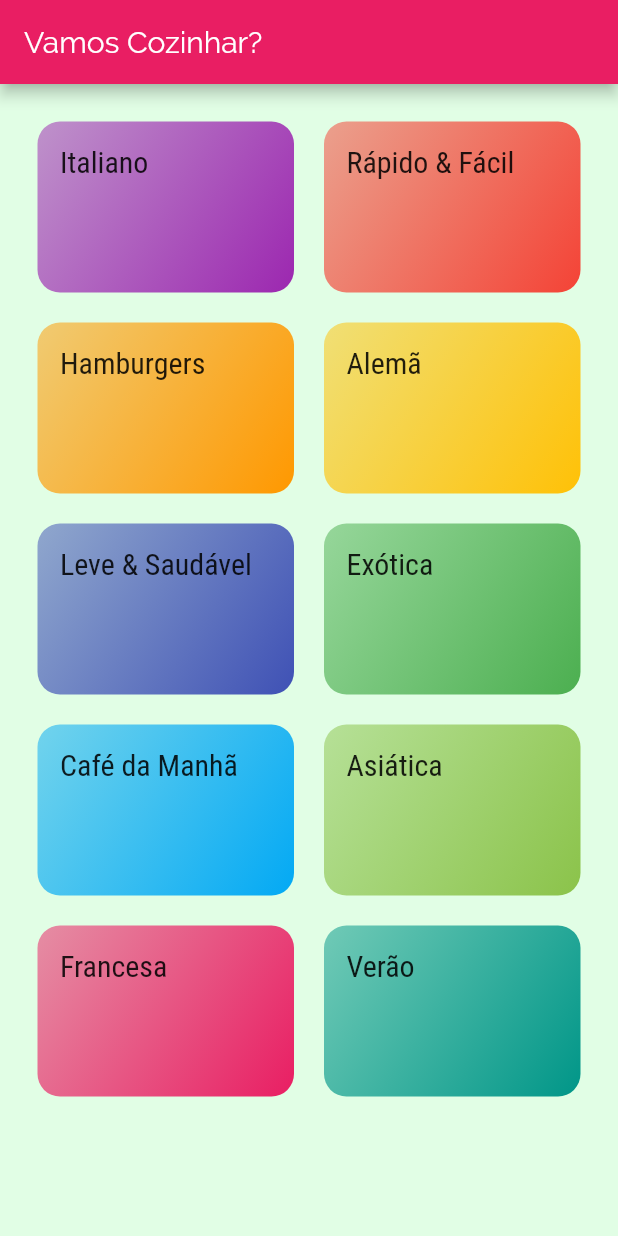
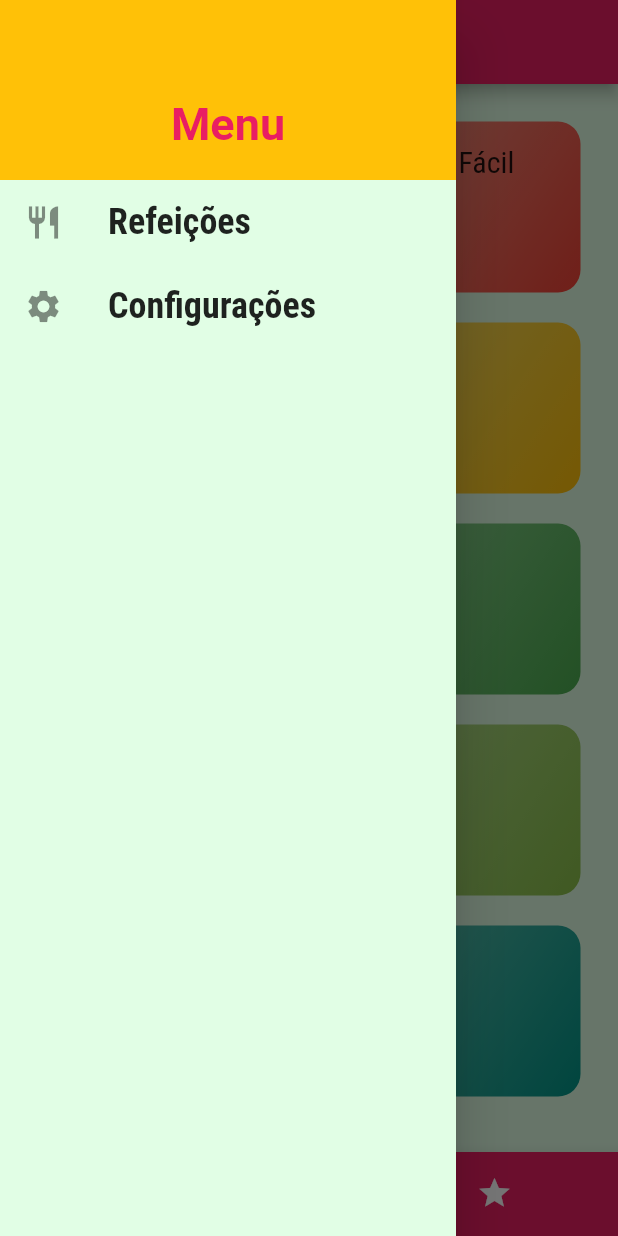
Before and after one commit to caioss8/receitasAPP, a Flutter app: the screen it shows after launch, with the side drawer open (before the commit the screen has no drawer), on a phone screen of 412 x 824 dp. Run offline on Flutter 3.47's test engine with Material 2 defaults, Android fonts, the phone set to English and light mode, and no system bars.

Commit message:
finish project

```diff
--- /dev/null
+++ b/lib/components/main_drawer.dart
@@ -0,0 +1,60 @@
+import 'package:flutter/material.dart';
+import 'package:receitasapp/utils/app_routes.dart';
+
+class MainDrawer extends StatelessWidget {
+  const MainDrawer({Key? key}) : super(key: key);
+
+  Widget _createItem(IconData icon, String label, Function() onTap) {
+    return ListTile(
+      leading: Icon(
+        icon,
+        size: 26,
+      ),
+      title: Text(
+        label,
+        style: TextStyle(
+          fontFamily: 'RobotoCondensed',
+          fontSize: 24,
+          fontWeight: FontWeight.bold,
+        ),
+      ),
+      onTap: onTap,
+    );
+  }
+
+  @override
+  Widget build(BuildContext context) {
+    return Drawer(
+      child: Column(
+        children: [
+          Container(
+            height: 120,
+            width: double.infinity,
+            padding: const EdgeInsets.all(20),
+            color: Theme.of(context).accentColor,
+            alignment: Alignment.bottomCenter,
+            child: Text(
+              'Menu',
+              style: TextStyle(
+                fontWeight: FontWeight.bold,
+                fontSize: 30,
+                color: Theme.of(context).primaryColor,
+              ),
+            ),
+          ),
+          _createItem(
+            Icons.restaurant,
+            'Refeições',
+            () => Navigator.of(context).pushReplacementNamed(AppRoutes.HOME),
+          ),
+          _createItem(
+            Icons.settings,
+            'Configurações',
+            () =>
+                Navigator.of(context).pushReplacementNamed(AppRoutes.SETTINGS),
+          ),
+        ],
+      ),
+    );
+  }
+}
--- a/lib/main.dart
+++ b/lib/main.dart
@@ -1,11 +1,55 @@
 import 'package:flutter/material.dart';
-import 'screens/categories_screen.dart';
+import 'package:receitasapp/data/dummy_data.dart';
+import 'package:receitasapp/models/settings.dart';
+import 'package:receitasapp/screens/meal_detail_screen.dart';
+import 'package:receitasapp/screens/settings_screen.dart';
+import 'models/meal.dart';
 import 'screens/categories_meals_screen.dart';
 import 'utils/app_routes.dart';
+import 'screens/tabs_screen.dart';
 
 void main() => runApp(MyApp());
 
-class MyApp extends StatelessWidget {
+class MyApp extends StatefulWidget {
+  @override
+  _MyAppState createState() => _MyAppState();
+}
+
+class _MyAppState extends State<MyApp> {
+  Settings settings = Settings();
+
+  List<Meal> _favoritesMeals = [];
+  List<Meal> _availableMeals = DUMMY_MEALS;
+
+  void _filterMeals(Settings settings) {
+    setState(() {
+      this.settings = settings;
+
+      _availableMeals = DUMMY_MEALS.where((meal) {
+        final filterGluten = settings.isGlutenFree && !meal.isGlutenFree;
+        final filterLactose = settings.isLactoseFree && !meal.isLactoseFree;
+        final filterVegan = settings.isVegan && !meal.isVegan;
+        final filterVegetarian = settings.isVegetarian && !meal.isVegetarian;
+        return !filterGluten &&
+            !filterLactose &&
+            !filterVegan &&
+            !filterVegetarian;
+      }).toList();
+    });
+  }
+
+  void _toggleFavorite(Meal meal) {
+    setState(() {
+      _favoritesMeals.contains(meal)
+          ? _favoritesMeals.remove(meal)
+          : _favoritesMeals.add(meal);
+    });
+  }
+
+  bool _isFavorite(Meal meal) {
+    return _favoritesMeals.contains(meal);
+  }
+
   @override
   Widget build(BuildContext context) {
     return MaterialApp(
@@ -23,8 +67,12 @@ class MyApp extends StatelessWidget {
             )),
       ),
       routes: {
-        AppRoutes.HOME: (ctx) => CategoriesScreen(),
-        AppRoutes.CATEGORIES_MEALS: (ctx) => CategoriesMealsScreen(),
+        AppRoutes.HOME: (ctx) => TabsScreen(_favoritesMeals),
+        AppRoutes.CATEGORIES_MEALS: (ctx) =>
+            CategoriesMealsScreen(_availableMeals),
+        AppRoutes.MEAL_DETAIL: (ctx) =>
+            MealDetailScreen(_toggleFavorite, _isFavorite),
+        AppRoutes.SETTINGS: (ctx) => SettingsScreen(_filterMeals, settings),
       },
     );
   }
--- a/lib/models/meal.dart
+++ b/lib/models/meal.dart
@@ -1,5 +1,3 @@
-import 'package:flutter/foundation.dart';
-
 enum Complexity {
   Simple,
   Medium,
@@ -13,33 +11,59 @@ enum Cost {
 }
 
 class Meal {
-  final String? id;
-  final List<String>? categories;
-  final String? title;
-  final String? imageUrl;
-  final List<String>? ingredients;
-  final List<String>? steps;
-  final int? duration;
-  final bool? isGlutenFree;
-  final bool? isLactoseFree;
-  final bool? isVegan;
-  final bool? isVegetarian;
-  final Complexity? complexity;
-  final Cost? cost;
+  final String id;
+  final List<String> categories;
+  final String title;
+  final String imageUrl;
+  final List<String> ingredients;
+  final List<String> steps;
+  final int duration;
+  final bool isGlutenFree;
+  final bool isLactoseFree;
+  final bool isVegan;
+  final bool isVegetarian;
+  final Complexity complexity;
+  final Cost cost;
 
   const Meal({
-    @required this.id,
-    @required this.categories,
-    @required this.imageUrl,
-    @required this.title,
-    @required this.duration,
-    @required this.ingredients,
-    @required this.steps,
-    @required this.isGlutenFree,
-    @required this.isLactoseFree,
-    @required this.isVegan,
-    @required this.isVegetarian,
-    @required this.complexity,
-    @required this.cost,
+    required this.id,
+    required this.categories,
+    required this.imageUrl,
+    required this.title,
+    required this.duration,
+    required this.ingredients,
+    required this.steps,
+    required this.isGlutenFree,
+    required this.isLactoseFree,
+    required this.isVegan,
+    required this.isVegetarian,
+    required this.complexity,
+    required this.cost,
   });
+
+  String get complexityText {
+    switch (complexity) {
+      case Complexity.Simple:
+        return 'Simples';
+      case Complexity.Medium:
+        return 'Normal';
+      case Complexity.Difficult:
+        return 'Dificil';
+      default:
+        return 'Desconhecida';
+    }
+  }
+
+  String get costText {
+    switch (cost) {
+      case Cost.Cheap:
+        return 'Barato';
+      case Cost.Fair:
+        return 'Justo';
+      case Cost.Expensive:
+        return 'Cara';
+      default:
+        return 'Desconhecida';
+    }
+  }
 }
--- /dev/null
+++ b/lib/models/settings.dart
@@ -0,0 +1,13 @@
+class Settings {
+  bool isGlutenFree;
+  bool isLactoseFree;
+  bool isVegan;
+  bool isVegetarian;
+
+  Settings({
+    this.isGlutenFree = false,
+    this.isLactoseFree = false,
+    this.isVegan = false,
+    this.isVegetarian = false,
+  });
+}
--- a/lib/screens/categories_screen.dart
+++ b/lib/screens/categories_screen.dart
@@ -7,11 +7,7 @@ class CategoriesScreen extends StatelessWidget {
 
   @override
   Widget build(BuildContext context) {
-    return Scaffold(
-      appBar: AppBar(
-        title: Text('Vamos Cozinhar?'),
-      ),
-      body: GridView(
+    return GridView(
       padding: const EdgeInsets.all(25),
       gridDelegate: SliverGridDelegateWithMaxCrossAxisExtent(
         maxCrossAxisExtent: 200,
@@ -22,7 +18,6 @@ class CategoriesScreen extends StatelessWidget {
       children: DUMMY_CATEGORIES.map((cat) {
         return CategoryItem(cat);
       }).toList(),
-      ),
     );
   }
 }
--- /dev/null
+++ b/lib/screens/tabs_screen.dart
@@ -0,0 +1,72 @@
+import 'package:flutter/material.dart';
+import 'package:receitasapp/models/meal.dart';
+import 'categories_screen.dart';
+import 'favorite_screen.dart';
+import 'package:receitasapp/components/main_drawer.dart';
+
+class TabsScreen extends StatefulWidget {
+  final List<Meal> favoritesMeals;
+
+  const TabsScreen(this.favoritesMeals);
+
+  @override
+  _TabsScreenState createState() => _TabsScreenState();
+}
+
+class _TabsScreenState extends State<TabsScreen> {
+  int _selectedCreenIndex = 0;
+
+  final List<String> _titles = [
+    'Lista de Categorias',
+    'Meus Favoritos',
+  ];
+
+  List<Widget>? _screens;
+
+  @override
+  void initState() {
+    super.initState();
+    _screens = [
+      CategoriesScreen(),
+      FavoriteScreen(widget.favoritesMeals),
+    ];
+  }
+
+  _selectScreen(int index) {
+    setState(() {
+      _selectedCreenIndex = index;
+    });
+  }
+
+  @override
+  Widget build(BuildContext context) {
+    return Scaffold(
+      appBar: AppBar(
+        title: Text(_titles[_selectedCreenIndex]),
+        centerTitle: true,
+      ),
+      drawer: MainDrawer(),
+      body: _screens![_selectedCreenIndex],
+      bottomNavigationBar: BottomNavigationBar(
+        onTap: _selectScreen,
+        backgroundColor: Theme.of(context).primaryColor,
+        unselectedItemColor: Colors.white,
+        selectedItemColor: Theme.of(context).accentColor,
+        currentIndex: _selectedCreenIndex,
+        type: BottomNavigationBarType.shifting,
+        items: [
+          BottomNavigationBarItem(
+            backgroundColor: Theme.of(context).primaryColor,
+            icon: Icon(Icons.category),
+            label: 'Categorias',
+          ),
+          BottomNavigationBarItem(
+            backgroundColor: Theme.of(context).primaryColor,
+            icon: Icon(Icons.star),
+            label: 'Favoritos',
+          ),
+        ],
+      ),
+    );
+  }
+}
--- a/lib/utils/app_routes.dart
+++ b/lib/utils/app_routes.dart
@@ -1,4 +1,6 @@
 class AppRoutes {
   static const HOME = '/';
   static const CATEGORIES_MEALS = '/categories-meals';
+  static const MEAL_DETAIL = '/meal-detail';
+  static const SETTINGS = '/settings';
 }
```
Also changed, not shown: lib/components/meal_item.dart (+50 -3 lines), lib/screens/categories_meals_screen.dart (+7 -3 lines), lib/screens/favorite_screen.dart (added, +24 -0 lines), lib/screens/meal_detail_screen.dart (added, +102 -0 lines), lib/screens/settings_screen.dart (added, +98 -0 lines). Lines whose indentation alone changed are shown as unchanged.
